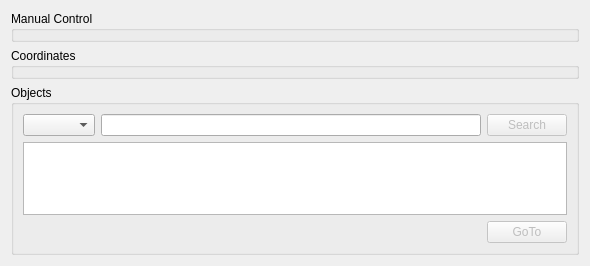
Qt form dslr-qt-shooter/telescope/telescoperemotecontrol.ui (Edlward/GalaxyHunter) before a commit.
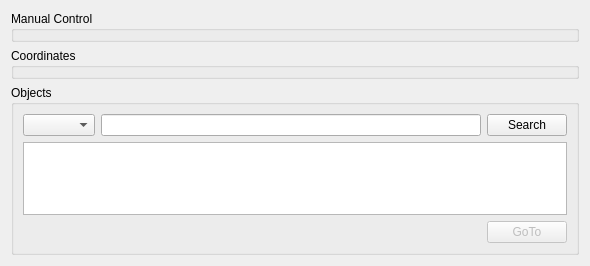
The same form after that commit.

Commit message: Bugfix & ui fixes on telescope goto

```diff
--- a/dslr-qt-shooter/telescope/telescoperemotecontrol.ui
+++ b/dslr-qt-shooter/telescope/telescoperemotecontrol.ui
@@ -50,7 +50,7 @@
       <item row="0" column="2">
        <widget class="QPushButton" name="searchObject">
         <property name="enabled">
-         <bool>false</bool>
+         <bool>true</bool>
         </property>
         <property name="text">
          <string>Search</string>
```
The commit also changes 1 other file.
